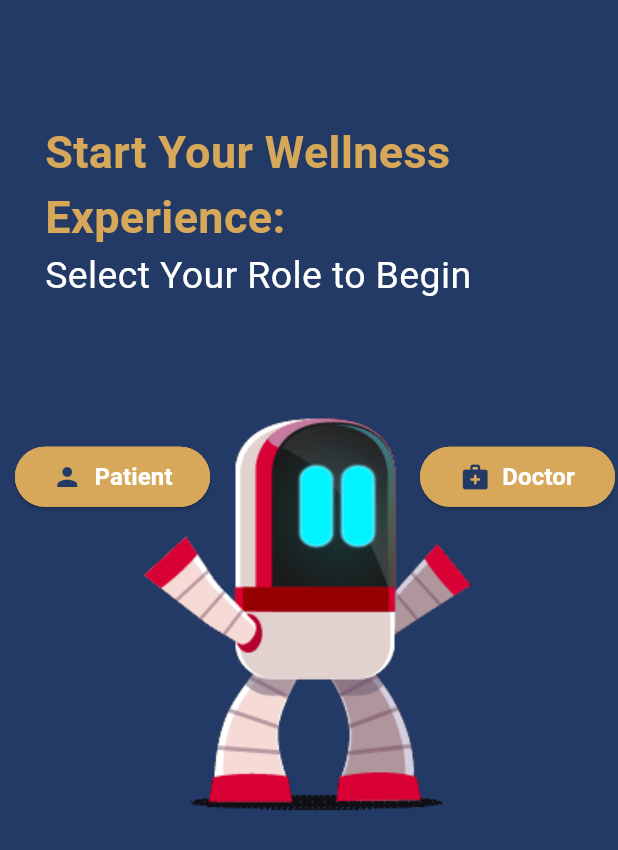
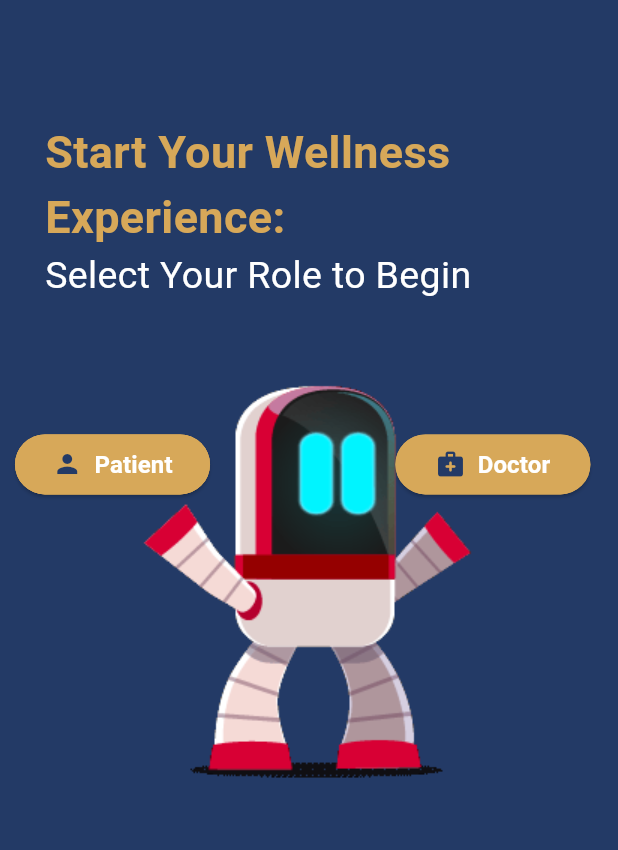
Before and after one commit to mohammed893/FlexiScan-app, a Flutter app: the AuthHome screen opened directly, on a phone screen of 412 x 824 dp. Shown: the top 850 px of the screen. Run offline on Flutter 3.47's test engine with Material 3 defaults, Android fonts, the light colour scheme and no system bars; our stand-ins replace bloc, dio, flutter_bloc, flutter_secure_storage, fluttertoast, shared_preferences and 2 more; accounts and stored records are empty.

Commit message:
[FIX] Some Overflow issues

```diff
--- a/lib/Auth/auth_home.dart
+++ b/lib/Auth/auth_home.dart
@@ -7,6 +7,8 @@ class AuthHome extends StatelessWidget {
 
   @override
   Widget build(BuildContext context) {
+    print(MediaQuery.of(context).size.height );
+    print(MediaQuery.of(context).size.width);
     return Scaffold(
       backgroundColor:const Color(0xff233a66),
       body:
@@ -15,15 +17,15 @@ class AuthHome extends StatelessWidget {
               Stack(
                 children: [
                 buildTextColumn(),
-                const Positioned(
-                  top: 60,left: 0,right: 0,
+                Positioned(
+                  top: 0,left: 0,right: 0,bottom: MediaQuery.of(context).size.height * 0.3,
                   child: Image(image: AssetImage('asset/images/HandsUp.gif',),
                       width: 500,
                       height: 500,
                     ),
                 ),
                 Positioned(
-                  bottom: MediaQuery.of(context).size.height * 0.59,
+                  bottom: MediaQuery.of(context).size.height * 0.6,
                   left: 10,
                   right: 0,
                   child: Align(
@@ -41,7 +43,7 @@ class AuthHome extends StatelessWidget {
                           backgroundColor:const Color(0xffd7a859),
                           containerColor:const Color(0xffd7a859),
                         ),
-                        const SizedBox(width: 140),
+                        SizedBox(width: MediaQuery.of(context).size.width * 0.3),
                         buildOptionContainer(
                           function: (){
                             submit(context , "d");
--- a/lib/Network/cache_helper.dart
+++ b/lib/Network/cache_helper.dart
@@ -1,5 +1,3 @@
-// shared/network/local/cache_helper.dart
-import 'package:flutter/material.dart';
 import 'package:shared_preferences/shared_preferences.dart';
 
 class CachHelper {
--- a/lib/main.dart
+++ b/lib/main.dart
@@ -12,6 +12,7 @@ void main() async {
   WidgetsFlutterBinding.ensureInitialized();
   DioHelper.init();
   await CachHelper.init();
+  CachHelper.putBool(key: 'onboarding', value: false); // just for testing
   bool isDark = CachHelper.getData(key: 'isDark');
   bool onboarding = CachHelper.getData(key: 'onboarding' );
   runApp(MyApp(isDark: isDark ,
```
Also changed, not shown: lib/Auth/signup.dart (+6 -6 lines).
